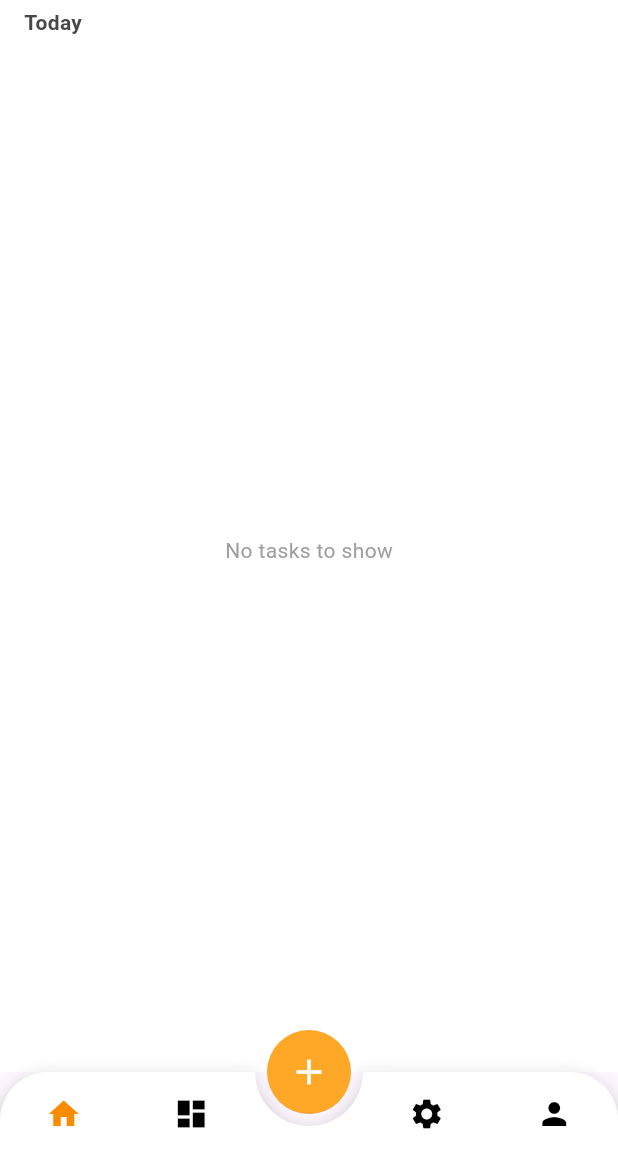
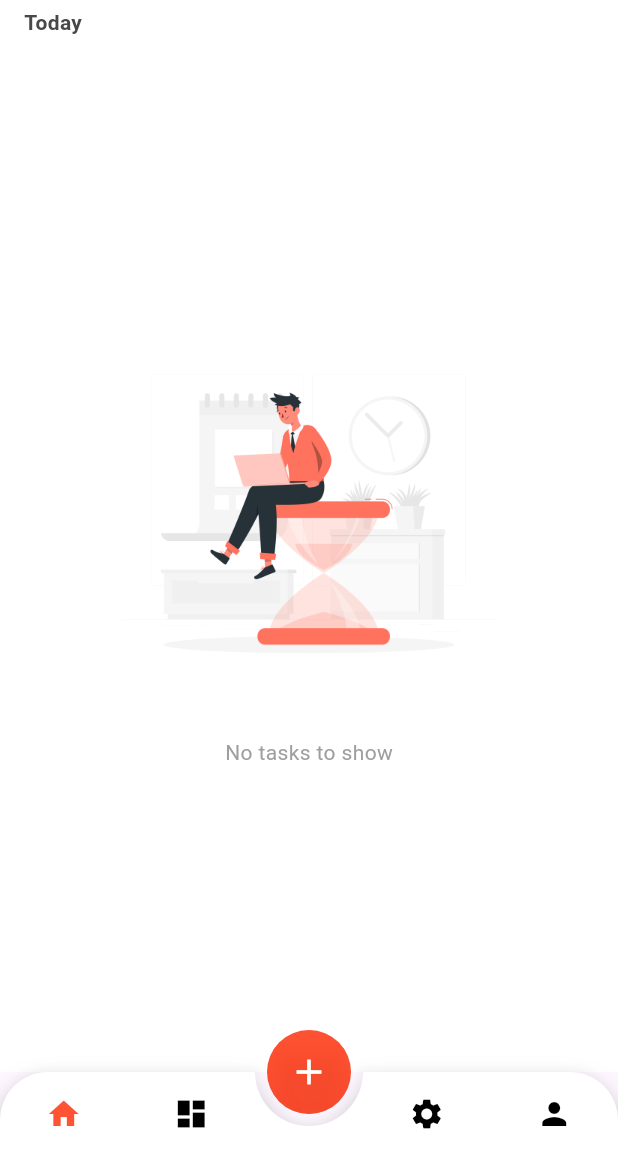
Before and after one commit to ganeshgovala/To-do-List, a Flutter app: the screen it shows after launch, on a phone screen of 412 x 824 dp, the part 80-1236 px from its top. Run offline on Flutter 3.47's test engine with Material 3 defaults, Android fonts, the phone set to English and light mode, and no system bars; drawn by our look-alikes of animated_bottom_navigation_bar; our stand-ins replace cloud_firestore, firebase_core, fl_chart; accounts and stored records are empty.

```diff
--- a/flutter_practice/lib/Models/DataModel.dart
+++ b/flutter_practice/lib/Models/DataModel.dart
@@ -2,7 +2,7 @@ import 'package:cloud_firestore/cloud_firestore.dart';
 import 'package:flutter/material.dart';
 
 class Datamodel {
-  Future<void> addData(String taskName, String? description, TimeOfDay? time, Timestamp date) async {
+  Future<void> addData(String taskName, String? description, String? time, Timestamp date) async {
     CollectionReference data = await FirebaseFirestore.instance.collection('tasks');
     data.add({
       'taskName' : taskName,
--- a/flutter_practice/lib/components/BottomNav.dart
+++ b/flutter_practice/lib/components/BottomNav.dart
@@ -69,7 +69,10 @@ class _BottomNavState extends State<BottomNav> {
                 TextButton(
                   onPressed: () {
                     if(widget._taskController.text.isNotEmpty) {
-                      Datamodel().addData(widget._taskController.text, null, null, Timestamp.now());
+                      Datamodel().addData(widget._taskController.text, null,
+                      _selectedTime != null
+                      ? _selectedTime!.format(context).toString()
+                      : null, Timestamp.now());
                       widget._taskController.text = "";
                     }
                     Navigator.pop(context);
@@ -77,7 +80,7 @@ class _BottomNavState extends State<BottomNav> {
                   child: Text("Add"),
                   style: TextButton.styleFrom(
                     foregroundColor: Colors.white,
-                    backgroundColor: Colors.orange[500],
+                    backgroundColor: const Color.fromARGB(224, 255, 59, 24),
                   ),
                 ),
               ],),
@@ -117,7 +120,7 @@ class _BottomNavState extends State<BottomNav> {
               inputTask();
             },
             child: Icon(Icons.add, color: Colors.white, size: 28),
-            backgroundColor: Colors.orange.shade400,
+            backgroundColor: const Color.fromARGB(224, 255, 59, 24),
         ),
       ),
       floatingActionButtonLocation: FloatingActionButtonLocation.centerDocked,
@@ -129,7 +132,7 @@ class _BottomNavState extends State<BottomNav> {
           leftCornerRadius: 32,
           rightCornerRadius: 32,
           onTap: (index) => setState(() => _bottomNavIndex = index),
-          activeColor: Colors.orange.shade600,
+          activeColor: const Color.fromARGB(224, 255, 59, 24),
       ),
     );
   }
--- a/flutter_practice/lib/pages/Homepage.dart
+++ b/flutter_practice/lib/pages/Homepage.dart
@@ -61,7 +61,7 @@ class _HomePageState extends State<HomePage> {
 
                   if(snapshot.connectionState == ConnectionState.waiting) {
                     return Center(child: CircularProgressIndicator(
-                      color: Colors.orange.shade400,
+                      color: const Color.fromARGB(224, 255, 59, 24),
                     ));
                   }
 
@@ -69,11 +69,18 @@ class _HomePageState extends State<HomePage> {
 
                   if(data.size == 0) {
                     return Center(
-                      child: Text("No tasks to show", style: TextStyle(
-                        color: Colors.grey.shade500,
-                        fontSize: 14,
-                        fontWeight: FontWeight.w400,
-                      )),
+                      child: Column(
+                        mainAxisAlignment: MainAxisAlignment.center,
+                        children: [
+                          Image.asset('lib/images/NoTask.png', height: 250,),
+                          SizedBox(height: 20),
+                          Text("No tasks to show", style: TextStyle(
+                            color: Colors.grey.shade500,
+                            fontSize: 14,
+                            fontWeight: FontWeight.w400,
+                          )),
+                        ],
+                      ),
                     );
                   }
                   return ListView.builder(
@@ -83,7 +90,7 @@ class _HomePageState extends State<HomePage> {
                         margin: EdgeInsets.symmetric(vertical: 5),
                         decoration: BoxDecoration(
                           borderRadius: BorderRadius.circular(16),
-                          color: const Color.fromARGB(255, 255, 245, 230),
+                          color: const Color.fromARGB(223, 255, 229, 224),
                         ),
                         child: GestureDetector(
                           onTap: () {
--- a/flutter_practice/pubspec.yaml
+++ b/flutter_practice/pubspec.yaml
@@ -63,7 +63,7 @@ flutter:
 
   # To add assets to your application, add an assets section, like this:
   assets:
-     - lib/images/dp.jpg
+     - lib/images/
   #   - images/a_dot_ham.jpeg
 
   # An image asset can refer to one or more resolution-specific "variants", see
```
Also changed, not shown: flutter_practice/lib/pages/TaskPage.dart (+27 -5 lines), flutter_practice/lib/images/NoTask.png (added).
